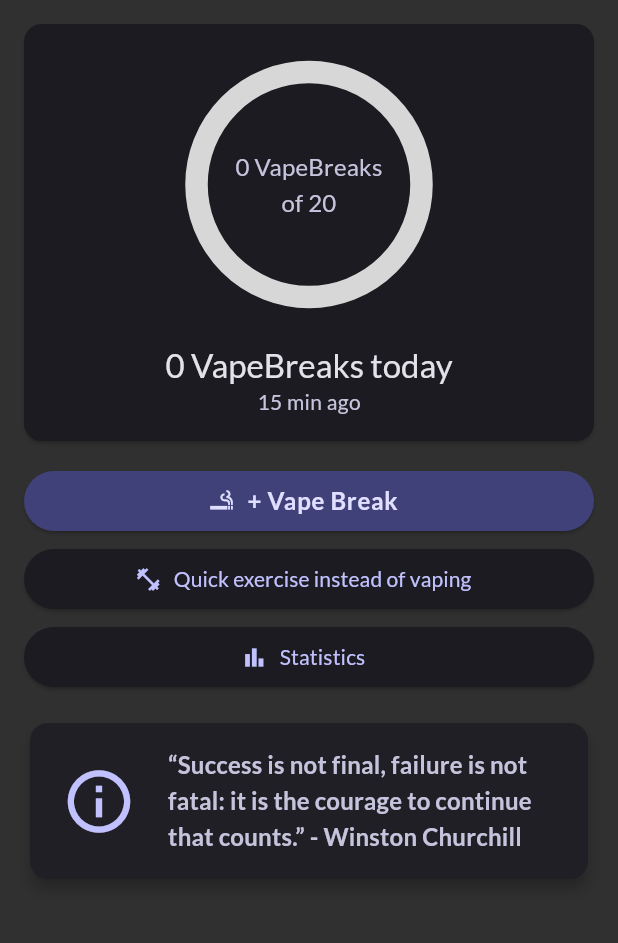
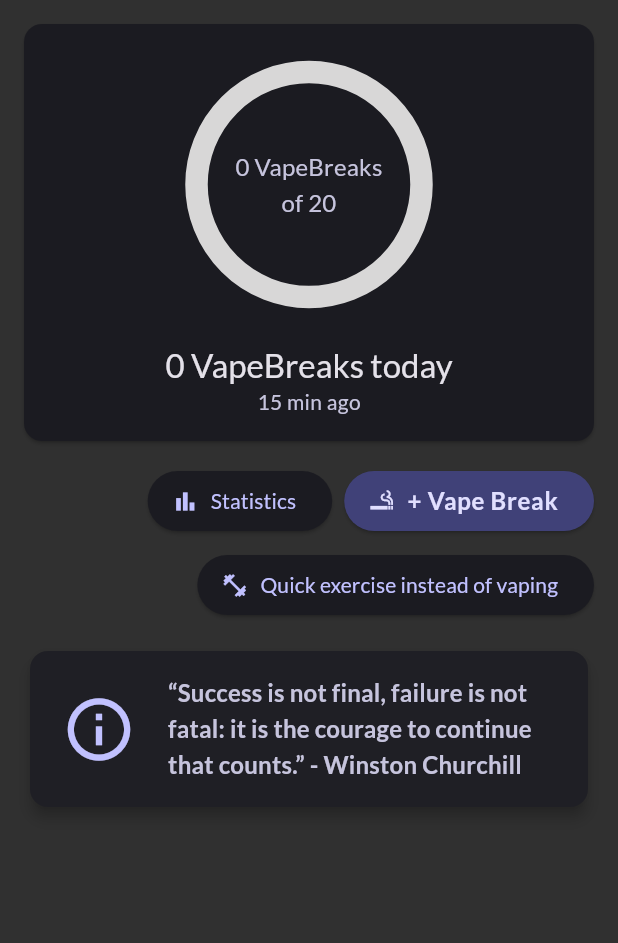
Before and after one commit to mihakonceptcorn/OffVape, a Flutter app: the screen it shows after launch, on a phone screen of 412 x 824 dp, the part 84-1027 px from its top. Run offline on Flutter 3.47's test engine with Material 3 defaults, Android fonts, the phone set to English and light mode, and no system bars; our stand-ins replace flutter_riverpod, google_fonts.

Commit message:
motivation widget

```diff
--- a/lib/screens/home.dart
+++ b/lib/screens/home.dart
@@ -1,4 +1,5 @@
 import 'package:flutter/material.dart';
+import 'package:off_vape/widgets/motivation.dart';
 import 'package:off_vape/widgets/progress_card.dart';
 import 'package:off_vape/widgets/vape_actions.dart';
 
@@ -23,7 +24,7 @@ class HomeScreen extends StatelessWidget {
         ],
       ),
       body: const SingleChildScrollView(
-        child: Column(children: [ProgressCard(), VapeActions()]),
+        child: Column(children: [ProgressCard(), VapeActions(), Motivation()]),
       ),
     );
   }
--- /dev/null
+++ b/lib/widgets/home_stats.dart
@@ -0,0 +1,17 @@
+import 'package:flutter/material.dart';
+
+class HomeStats extends StatelessWidget {
+  const HomeStats({super.key});
+
+  @override
+  Widget build(BuildContext context) {
+    return Padding(
+      padding: const EdgeInsets.only(top: 0, left: 16, right: 16, bottom: 16),
+      child: Card(
+        elevation: 4.0,
+        color: Theme.of(context).colorScheme.surfaceContainer,
+        child: Text('Chart'),
+      ),
+    );
+  }
+}
--- /dev/null
+++ b/lib/widgets/motivation.dart
@@ -0,0 +1,52 @@
+import 'dart:math';
+import 'package:flutter/material.dart';
+
+import 'package:off_vape/data/motivation_texts.dart';
+
+class Motivation extends StatelessWidget {
+  const Motivation({super.key});
+
+  @override
+  Widget build(BuildContext context) {
+    Random random = Random();
+    int randomIndex = random.nextInt(motivationTexts.length);
+    final motivationText = motivationTexts[randomIndex];
+
+    return Padding(
+      padding: const EdgeInsets.only(top: 0, left: 16, right: 16, bottom: 16),
+      child: SizedBox(
+        width: double.infinity,
+        child: Card(
+          elevation: 4.0,
+          color: Theme.of(context).colorScheme.surfaceContainer,
+          child: Padding(
+            padding: const EdgeInsets.all(16),
+            child: Row(
+              children: [
+                SizedBox(
+                  width: 60,
+                  child: Icon(
+                    Icons.info_outline,
+                    size: 50,
+                    color: Theme.of(context).colorScheme.primary,
+                  ),
+                ),
+                const SizedBox(width: 16),
+                Expanded(
+                  child: Text(
+                    motivationText,
+                    softWrap: true,
+                    style: Theme.of(context).textTheme.titleMedium!.copyWith(
+                      color: Theme.of(context).colorScheme.secondary,
+                      fontWeight: FontWeight.bold,
+                    ),
+                  ),
+                ),
+              ],
+            ),
+          ),
+        ),
+      ),
+    );
+  }
+}
--- a/lib/widgets/vape_actions.dart
+++ b/lib/widgets/vape_actions.dart
@@ -1,8 +1,6 @@
-import 'dart:math';
 import 'package:flutter/material.dart';
 import 'package:flutter_riverpod/flutter_riverpod.dart';
 
-import 'package:off_vape/data/motivation_texts.dart';
 import 'package:off_vape/data/substitutes.dart';
 import 'package:off_vape/providers/vaping_breaks_provider.dart';
 
@@ -31,17 +29,21 @@ class VapeActions extends ConsumerWidget {
 
   @override
   Widget build(BuildContext context, WidgetRef ref) {
-    Random random = Random();
-    int randomIndex = random.nextInt(motivationTexts.length);
-    final motivationText = motivationTexts[randomIndex];
-
     return Padding(
       padding: const EdgeInsets.only(top: 0, left: 16, right: 16, bottom: 16),
       child: Column(
+        crossAxisAlignment: CrossAxisAlignment.end,
         children: [
-          SizedBox(
-            width: double.infinity,
-            child: ElevatedButton.icon(
+          Row(
+            mainAxisAlignment: MainAxisAlignment.end,
+            children: [
+              ElevatedButton.icon(
+                icon: const Icon(Icons.bar_chart_sharp),
+                label: const Text('Statistics'),
+                onPressed: () {},
+              ),
+              const SizedBox(width: 8,),
+              ElevatedButton.icon(
                 icon: const Icon(Icons.smoking_rooms),
                 label: Text(
                   '+ Vape Break',
@@ -51,7 +53,9 @@ class VapeActions extends ConsumerWidget {
                   ),
                 ),
                 style: ElevatedButton.styleFrom(
-                backgroundColor: Theme.of(context).colorScheme.primaryContainer,
+                  backgroundColor: Theme.of(
+                    context,
+                  ).colorScheme.primaryContainer,
                   foregroundColor: Theme.of(
                     context,
                   ).colorScheme.onPrimaryContainer,
@@ -60,59 +64,13 @@ class VapeActions extends ConsumerWidget {
                   ref.read(vapingBreaksProvider.notifier).addVapeBreak();
                 },
               ),
+            ],
           ),
-          const SizedBox(height: 4),
-          SizedBox(
-            width: double.infinity,
-            child: ElevatedButton.icon(
+          const SizedBox(height: 8),
+          ElevatedButton.icon(
               icon: const Icon(Icons.fitness_center),
               label: const Text('Quick exercise instead of vaping'),
               onPressed: () => showSubstituteDialog(context),
-            ),
-          ),
-          const SizedBox(height: 4),
-          SizedBox(
-            width: double.infinity,
-            child: ElevatedButton.icon(
-              icon: const Icon(Icons.bar_chart_sharp),
-              label: const Text('Statistics'),
-              onPressed: () {},
-            ),
-          ),
-          const SizedBox(height: 16),
-          SizedBox(
-            width: double.infinity,
-            child: Card(
-              elevation: 4.0,
-              color: Theme.of(context).colorScheme.surfaceContainer,
-              child: Padding(
-                padding: const EdgeInsets.all(16),
-                child: Row(
-                  children: [
-                    SizedBox(
-                      width: 60,
-                      child: Icon(
-                        Icons.info_outline,
-                        size: 50,
-                        color: Theme.of(context).colorScheme.primary,
-                      ),
-                    ),
-                    const SizedBox(width: 16),
-                    Expanded(
-                      child: Text(
-                        motivationText,
-                        softWrap: true,
-                        style: Theme.of(context).textTheme.titleMedium!
-                            .copyWith(
-                              color: Theme.of(context).colorScheme.secondary,
-                              fontWeight: FontWeight.bold,
-                            ),
-                      ),
-                    ),
-                  ],
-                ),
-              ),
-            ),
             ),
         ],
       ),
```
Lines whose indentation alone changed are shown as unchanged.
